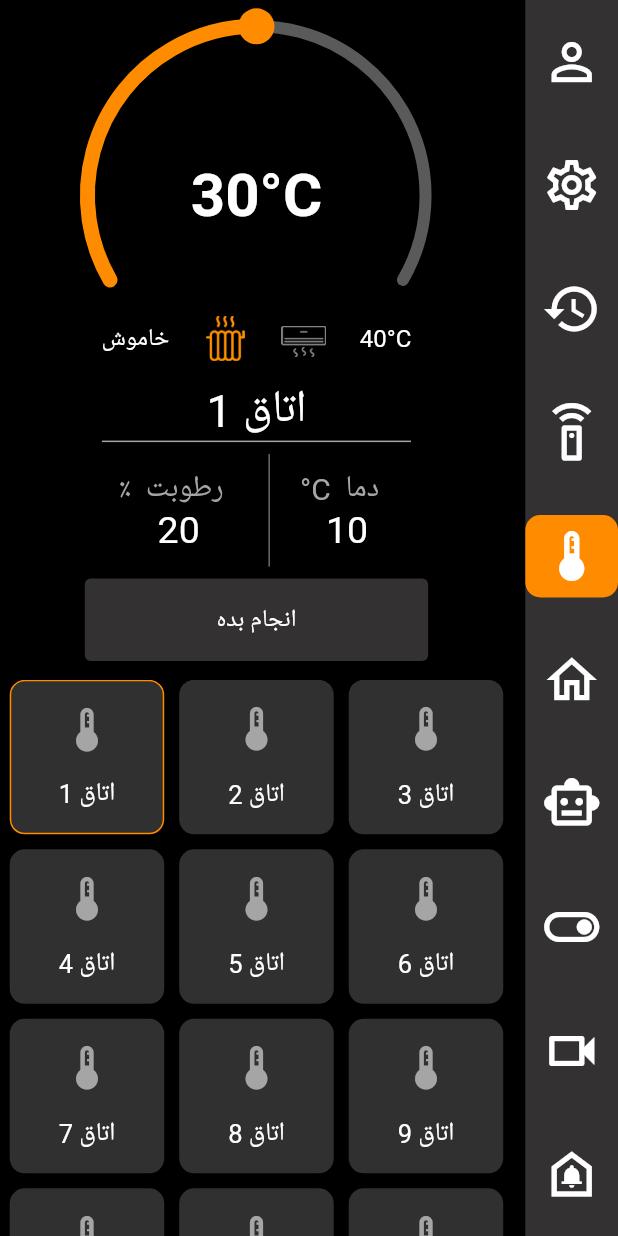
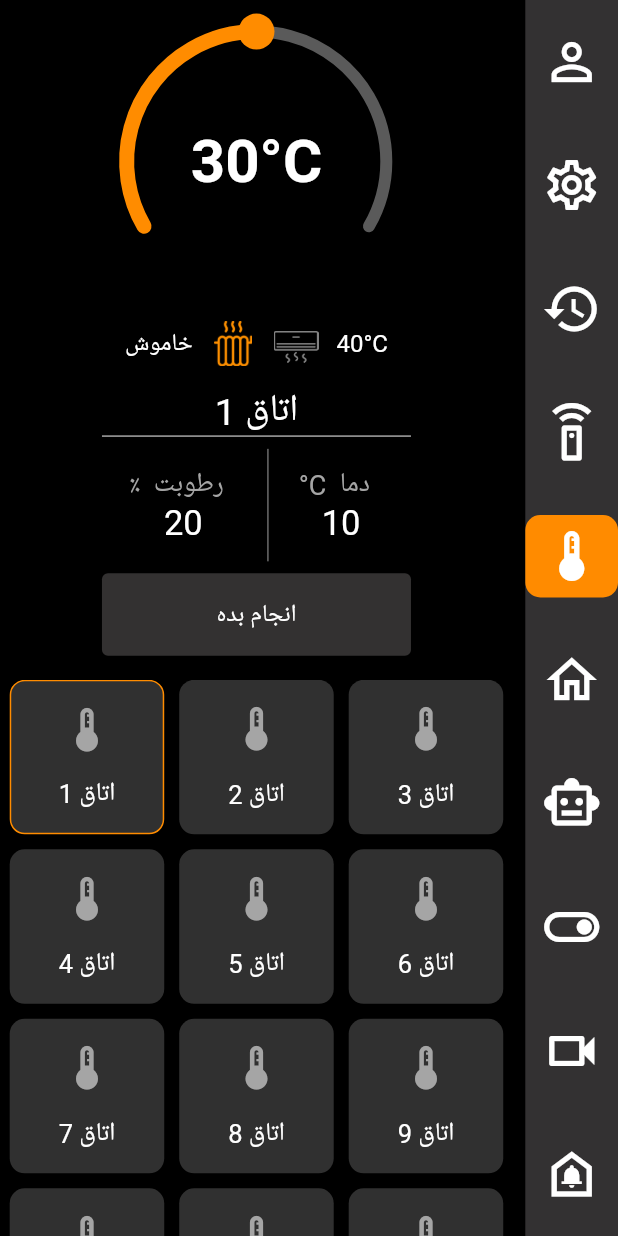
Before and after one commit to ralia79/vikav_phone, a Flutter app: the HomeScreen screen opened directly, after a tap on the "thermostat" icon, on a phone screen of 412 x 824 dp. Run offline on Flutter 3.47's test engine with Material 2 defaults, Android fonts, the phone set to English and light mode, and no system bars; drawn by our look-alikes of sleek_circular_slider; our stand-ins replace fluttertoast, get, local_auth; missing offline and left inert: local_auth_android.

Commit message:
change in temp

```diff
--- a/lib/controller/tempController.dart
+++ b/lib/controller/tempController.dart
@@ -32,7 +32,21 @@ class temp extends GetxController {
     borderRadius: BorderRadius.circular(10.0),
     color: Color(0xFF303030),
   );
+  var isCooler = false.obs;
+  var coolerImg = "assets/images/cooler_deactive.png".obs;
+  var heaterImg = "assets/images/radiator_active.png".obs;
 
+
+void coolerActive(){
+  this.coolerImg.value = "assets/images/cooler_active.png";
+  this.heaterImg.value = "assets/images/radiator_deactive.png";
+  this.isCooler.value = true;
+}
+void heaterActive(){
+  this.coolerImg.value = "assets/images/cooler_deactive.png";
+  this.heaterImg.value = "assets/images/radiator_active.png";
+  this.isCooler.value = false;
+}
   void setActive(num) {
     for (int i = 0; i < this.SectionsData.length; i++) {
       this.SectionsData[i][4] = false;
--- a/lib/pages/temp.dart
+++ b/lib/pages/temp.dart
@@ -21,8 +21,88 @@ class tempScreen extends StatelessWidget {
       },
       child:
           Column(mainAxisAlignment: MainAxisAlignment.spaceBetween, children: [
+        Obx(() => Row(
+          mainAxisAlignment: controller.isCooler.value ? MainAxisAlignment.spaceAround : MainAxisAlignment.center,
+          children: [
+            controller.isCooler.value
+                ? Container(
+                    width: Get.width * .2,
+                    height: Get.height * 0.55,
+                    child: Column(
+                      mainAxisAlignment: MainAxisAlignment.spaceAround,
+                      children: [
                         Container(
-            width: Get.width,
+                          width: 50,
+                          height: 50,
+                          decoration: BoxDecoration(
+                            borderRadius: BorderRadius.circular(10.0),
+                          ),
+                          child: Icon(
+                            Icons.light_mode_outlined,
+                            color: Colors.grey,
+                          ),
+                        ),
+                        Container(
+                          width: 50,
+                          height: 50,
+                          decoration: BoxDecoration(
+                            borderRadius: BorderRadius.circular(10.0),
+                          ),
+                          child: Icon(
+                            Icons.icecream,
+                            color: Colors.grey,
+                          ),
+                        ),
+                        Container(
+                          width: 50,
+                          height: 50,
+                          decoration: BoxDecoration(
+                            borderRadius: BorderRadius.circular(10.0),
+                          ),
+                          child: Icon(
+                            Icons.person,
+                            color: Colors.grey,
+                          ),
+                        ),
+                        Container(
+                          width: 50,
+                          height: 50,
+                          decoration: BoxDecoration(
+                            borderRadius: BorderRadius.circular(10.0),
+                          ),
+                          child: Icon(
+                            Icons.person,
+                            color: Colors.grey,
+                          ),
+                        ),
+                        Container(
+                          width: 50,
+                          height: 50,
+                          decoration: BoxDecoration(
+                            borderRadius: BorderRadius.circular(10.0),
+                          ),
+                          child: Icon(
+                            Icons.person,
+                            color: Colors.grey,
+                          ),
+                        ),
+                        Container(
+                          width: 50,
+                          height: 50,
+                          decoration: BoxDecoration(
+                            borderRadius: BorderRadius.circular(10.0),
+                          ),
+                          child: Icon(
+                            Icons.person,
+                            color: Colors.grey,
+                          ),
+                        ),
+                      ],
+                    ),
+                  )
+                : SizedBox(),
+            Container(
+                width: Get.width *0.6,
                 height: Get.height * 0.55,
                 child: Column(
                   mainAxisAlignment: MainAxisAlignment.spaceAround,
@@ -31,7 +111,8 @@ class tempScreen extends StatelessWidget {
                       child: Stack(
                         children: [
                           Container(
-                        width: Get.width,
+                            width: Get.width ,
+                            // alignment: Alignment.topRight,
                             child: Obx(() => SleekCircularSlider(
                                   innerWidget: (percentage) => Center(
                                       child: Text(
@@ -45,7 +126,7 @@ class tempScreen extends StatelessWidget {
                                         fontWeight: FontWeight.bold),
                                   )),
                                   appearance: CircularSliderAppearance(
-                                  size: Get.height / 3.5,
+                                      size: Get.height / 4.5,
                                       customWidths: CustomSliderWidths(
                                         progressBarWidth: 10,
                                         handlerSize: 12,
@@ -60,7 +141,8 @@ class tempScreen extends StatelessWidget {
                                       )),
                                   min: 20,
                                   max: 40,
-                              initialValue: controller.activeSectionTN.value,
+                                  initialValue:
+                                      controller.activeSectionTN.value,
                                   onChange: (value) => {
                                     if (value == 20)
                                       controller.changeISOFF(true)
@@ -74,8 +156,9 @@ class tempScreen extends StatelessWidget {
                             child: Column(
                               children: [
                                 Container(
-                              width: Get.width / 1.8,
-                              margin: EdgeInsets.only(top: Get.height / 4.2),
+                                  width: Get.width / 2.2,
+                                  margin:
+                                      EdgeInsets.only(top: Get.height / 4.2),
                                   child: Row(
                                     mainAxisAlignment:
                                         MainAxisAlignment.spaceAround,
@@ -89,23 +172,24 @@ class tempScreen extends StatelessWidget {
                                         child: Container(
                                           width: 30,
                                           height: 30,
-                                      child: Image.asset(
-                                          "assets/images/radiator_active.png"),
+                                          child: Image.asset(controller.heaterImg.value),
                                         ),
-                                    onTap: () => {},
+                                        onTap: () => {
+                                          controller.heaterActive()
+                                        },
                                       ),
                                       InkWell(
                                         child: Container(
                                           margin: EdgeInsets.only(top: 4),
                                           width: 30,
                                           height: 30,
-                                      child: Image.asset(
-                                          "assets/images/cooler_deactive.png"),
+                                          child: Image.asset(controller.coolerImg.value),
                                         ),
                                         onTap: () => {
-                                      Fluttertoast.showToast(
-                                          msg:
-                                              "این قابلیت در این نسخه در دسترس نمیباشد")
+                                          controller.coolerActive(),
+                                          // Fluttertoast.showToast(
+                                          //     msg:
+                                          //         "این قابلیت در این نسخه در دسترس نمیباشد")
                                         },
                                       ),
                                       Text(
@@ -117,14 +201,14 @@ class tempScreen extends StatelessWidget {
                                   ),
                                 ),
                                 Container(
-                              width: Get.width,
+                                  width: Get.width / 2,
                                   child: Padding(
                                     padding: const EdgeInsets.only(top: 10),
                                     child: Column(children: [
                                       Obx(() => Text(
                                             controller.activeSection.value,
                                             style: TextStyle(
-                                            fontSize: 30.0,
+                                                fontSize: 25.0,
                                                 color: Colors.white),
                                           )),
                                       Container(
@@ -144,14 +228,14 @@ class tempScreen extends StatelessWidget {
                                                 Text(
                                                   "٪  رطوبت  ",
                                                   style: TextStyle(
-                                                  fontSize: 20.0,
+                                                      fontSize: 18.0,
                                                       color: Color(0xFFA5A5A5)),
                                                 ),
                                                 Obx(() => Text(
                                                       controller
                                                           .activeSectionH.value,
                                                       style: TextStyle(
-                                                      fontSize: 25.0,
+                                                          fontSize: 23.0,
                                                           color: Colors.white),
                                                     ))
                                               ],
@@ -171,14 +255,14 @@ class tempScreen extends StatelessWidget {
                                                 Text(
                                                   "°C  دما  ",
                                                   style: TextStyle(
-                                                  fontSize: 20.0,
+                                                      fontSize: 18.0,
                                                       color: Color(0xFFA5A5A5)),
                                                 ),
                                                 Obx(() => Text(
                                                       controller
                                                           .activeSectionT.value,
                                                       style: TextStyle(
-                                                      fontSize: 25.0,
+                                                          fontSize: 23.0,
                                                           color: Colors.white),
                                                     ))
                                               ],
@@ -191,7 +275,7 @@ class tempScreen extends StatelessWidget {
                                 ),
                                 Container(
                                   // margin: EdgeInsets.all(20),
-                              width: Get.width / 1.8,
+                                  width: Get.width / 2,
                                   height: Get.height / 15,
                                   child: ElevatedButton(
                                     style: ElevatedButton.styleFrom(
@@ -214,6 +298,11 @@ class tempScreen extends StatelessWidget {
                 )
                 // color: Colors.white,
                 ),
+          ],
+        ),
+        ),
+
+
         Container(
           width: Get.width,
           height: Get.height * 0.45,
```
Lines whose indentation alone changed are shown as unchanged.
